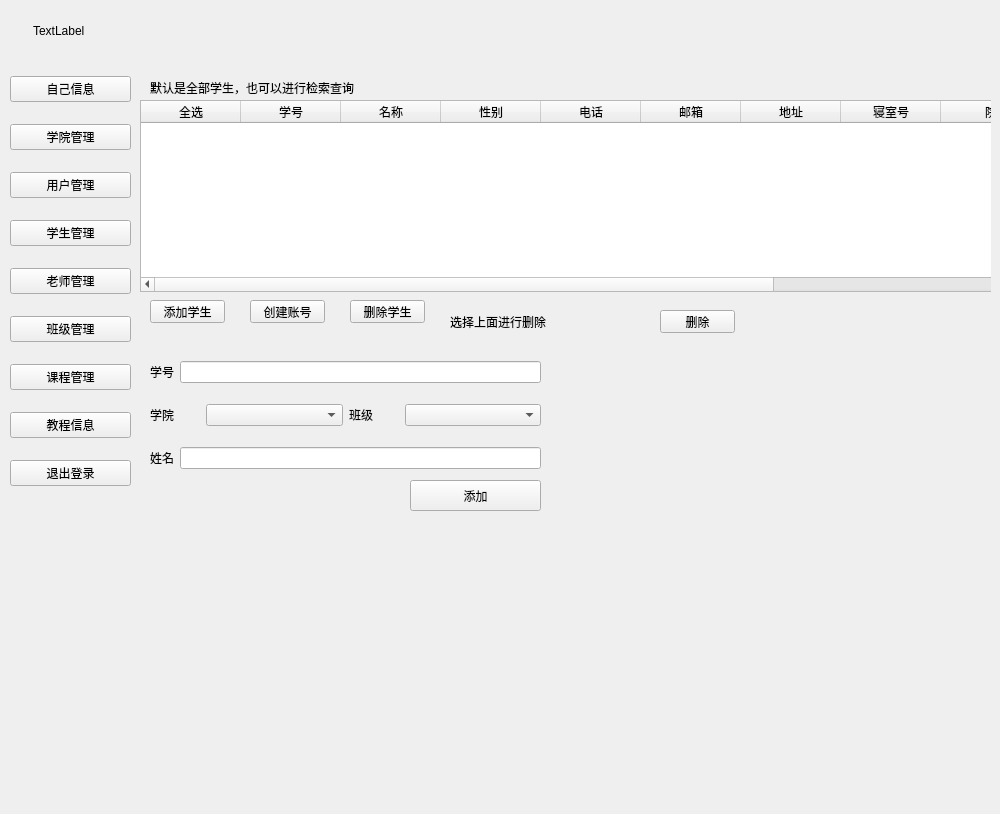
This is data/ui/root.ui in fengyangdong/mysql_gui as Qt 5 draws it before an edit. The edited form follows.
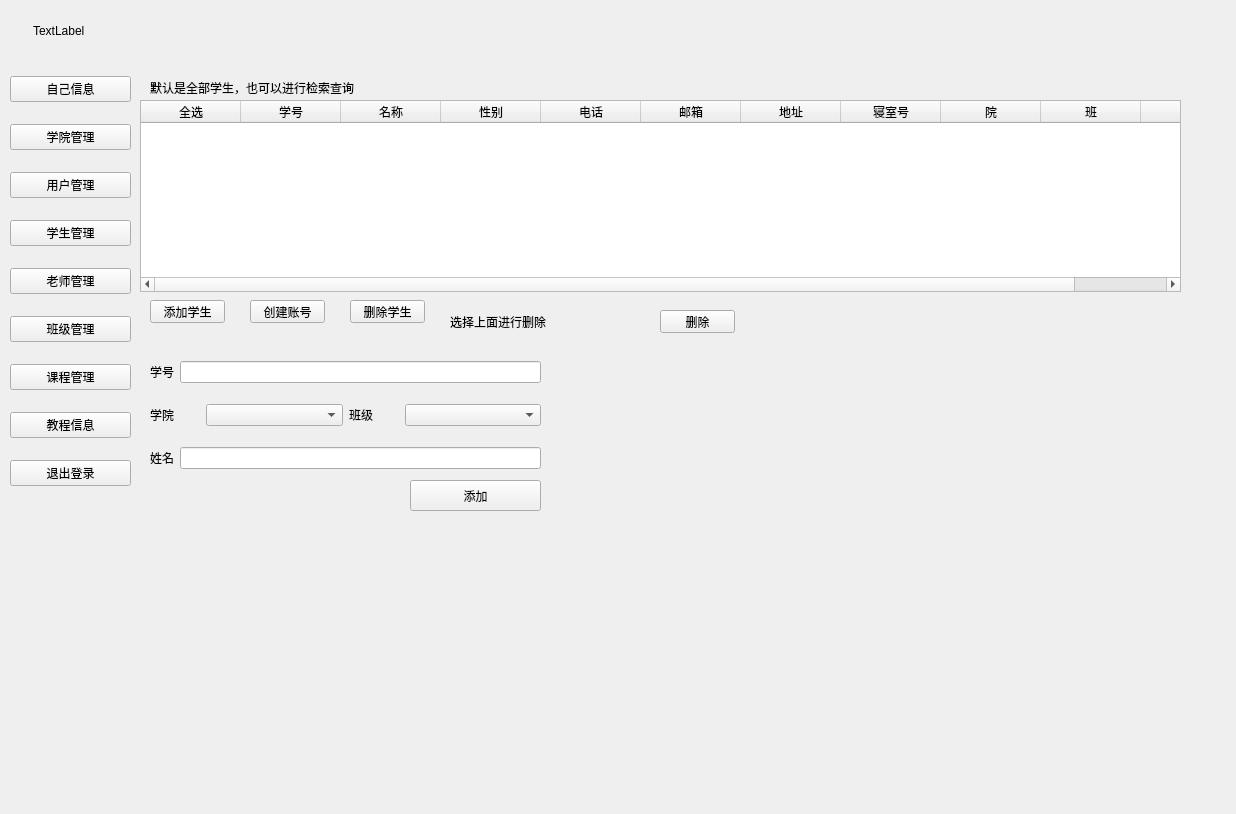
This is the edited form. The open tabs and pages were chosen to show the change.

```diff
--- a/data/ui/root.ui
+++ b/data/ui/root.ui
@@ -6,7 +6,7 @@
    <rect>
     <x>0</x>
     <y>0</y>
-    <width>1000</width>
+    <width>1236</width>
     <height>814</height>
    </rect>
   </property>
@@ -44,7 +44,7 @@
     <rect>
      <x>130</x>
      <y>70</y>
-     <width>861</width>
+     <width>1071</width>
      <height>651</height>
     </rect>
    </property>
@@ -428,7 +428,7 @@
       <rect>
        <x>10</x>
        <y>30</y>
-       <width>881</width>
+       <width>1041</width>
        <height>192</height>
       </rect>
      </property>
```
Left out of the diff: 7 changed lines with no effect on the pictures.
